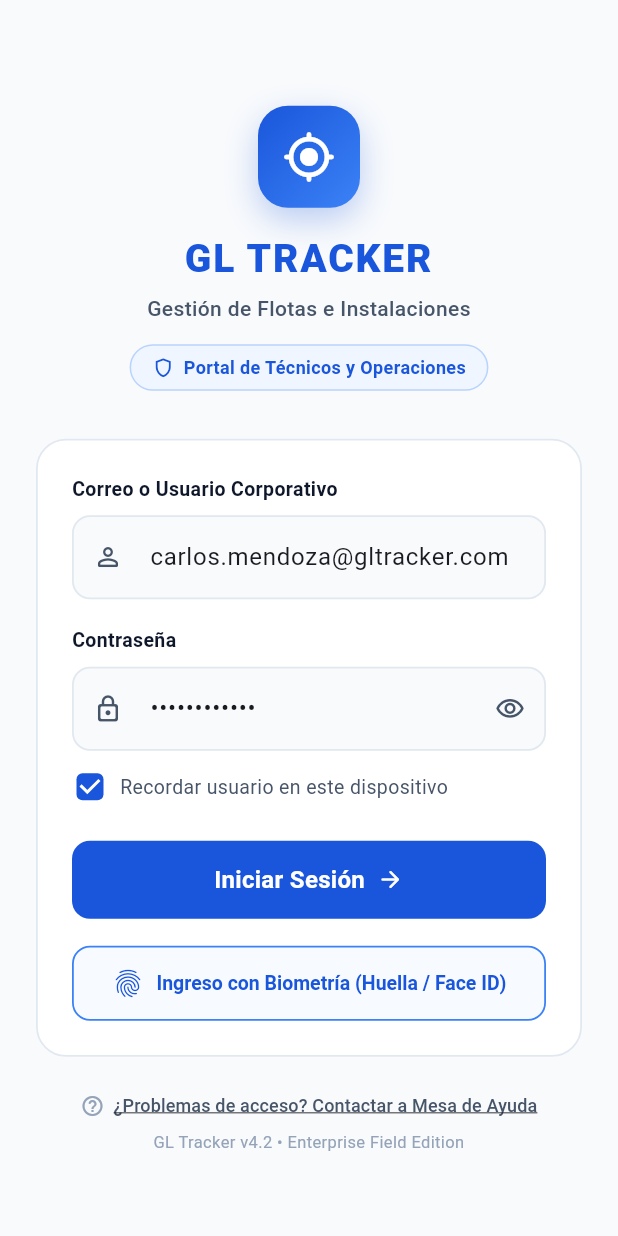
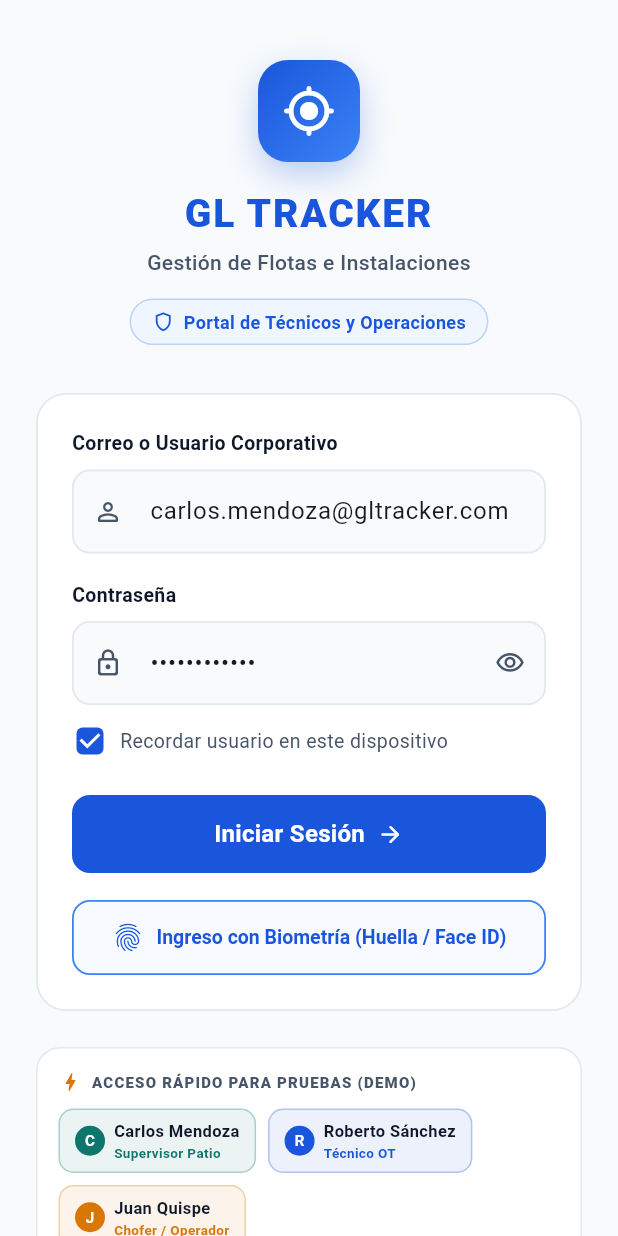
Before and after one commit to MindStackDev/fleet-tech-mobile, a Flutter app: the screen it shows after launch, on a phone screen of 412 x 824 dp. Run offline on Flutter 3.47's test engine with Material 3 defaults, Android fonts, the phone set to English and light mode, and no system bars; our stand-ins replace dio, flutter_riverpod, flutter_secure_storage, go_router, signature.

Commit message:
feat(auth): add demo user selector for quick role testing

```diff
--- a/lib/features/auth/presentation/login_screen.dart
+++ b/lib/features/auth/presentation/login_screen.dart
@@ -36,11 +36,86 @@ class _LoginScreenState extends ConsumerState<LoginScreen> {
     }
   }
 
+  void _selectDemoUser(String email, String role) {
+    setState(() {
+      _usernameController.text = email;
+      _passwordController.text = 'password123';
+    });
+    ScaffoldMessenger.of(context).showSnackBar(
+      SnackBar(
+        content: Text('Accediendo como $role...'),
+        duration: const Duration(milliseconds: 700),
+        backgroundColor: AppColors.primaryDark,
+      ),
+    );
+    Future.delayed(const Duration(milliseconds: 300), () {
+      if (mounted) {
+        context.go('/home');
+      }
+    });
+  }
+
   Future<void> _handleBiometric() async {
     final success = await ref.read(authProvider.notifier).loginBiometric();
     if (success && mounted) {
       context.go('/home');
     }
+  }
+
+  Widget _buildDemoChip({
+    required String name,
+    required String role,
+    required Color color,
+    required VoidCallback onTap,
+  }) {
+    return InkWell(
+      onTap: onTap,
+      borderRadius: BorderRadius.circular(10),
+      child: Container(
+        padding: const EdgeInsets.symmetric(horizontal: 10, vertical: 6),
+        decoration: BoxDecoration(
+          color: color.withValues(alpha: 0.08),
+          borderRadius: BorderRadius.circular(10),
+          border: Border.all(color: color.withValues(alpha: 0.3)),
+        ),
+        child: Row(
+          mainAxisSize: MainAxisSize.min,
+          children: [
+            CircleAvatar(
+              radius: 10,
+              backgroundColor: color,
+              child: Text(
+                name.isNotEmpty ? name[0] : 'U',
+                style: const TextStyle(fontSize: 10, color: Colors.white, fontWeight: FontWeight.bold),
+              ),
+            ),
+            const SizedBox(width: 6),
+            Column(
+              crossAxisAlignment: CrossAxisAlignment.start,
+              mainAxisSize: MainAxisSize.min,
+              children: [
+                Text(
+                  name,
+                  style: const TextStyle(
+                    fontSize: 11,
+                    fontWeight: FontWeight.w700,
+                    color: AppColors.textPrimary,
+                  ),
+                ),
+                Text(
+                  role,
+                  style: TextStyle(
+                    fontSize: 9,
+                    fontWeight: FontWeight.w600,
+                    color: color,
+                  ),
+                ),
+              ],
+            ),
+          ],
+        ),
+      ),
+    );
   }
 
   @override
@@ -307,6 +382,61 @@ class _LoginScreenState extends ConsumerState<LoginScreen> {
                     ),
                   ),
                   const SizedBox(height: 24),
+                  // Quick Demo Roles Section
+                  Container(
+                    padding: const EdgeInsets.all(14),
+                    decoration: BoxDecoration(
+                      color: Colors.white,
+                      borderRadius: BorderRadius.circular(16),
+                      border: Border.all(color: AppColors.border),
+                    ),
+                    child: Column(
+                      crossAxisAlignment: CrossAxisAlignment.start,
+                      children: [
+                        const Row(
+                          children: [
+                            Icon(Icons.bolt_rounded, size: 16, color: Color(0xFFD97706)),
+                            SizedBox(width: 6),
+                            Text(
+                              'ACCESO RÁPIDO PARA PRUEBAS (DEMO)',
+                              style: TextStyle(
+                                fontSize: 10,
+                                fontWeight: FontWeight.w800,
+                                color: AppColors.textSecondary,
+                                letterSpacing: 0.8,
+                              ),
+                            ),
+                          ],
+                        ),
+                        const SizedBox(height: 10),
+                        Wrap(
+                          spacing: 8,
+                          runSpacing: 8,
+                          children: [
+                            _buildDemoChip(
+                              name: 'Carlos Mendoza',
+                              role: 'Supervisor Patio',
+                              color: const Color(0xFF0F766E),
+                              onTap: () => _selectDemoUser('supervisor@fleettech.pe', 'Carlos Mendoza (Supervisor)'),
+                            ),
+                            _buildDemoChip(
+                              name: 'Roberto Sánchez',
+                              role: 'Técnico OT',
+                              color: AppColors.primaryDark,
+                              onTap: () => _selectDemoUser('roberto.sanchez@gltracker.com', 'Roberto Sánchez (Técnico)'),
+                            ),
+                            _buildDemoChip(
+                              name: 'Juan Quispe',
+                              role: 'Chofer / Operador',
+                              color: const Color(0xFFD97706),
+                              onTap: () => _selectDemoUser('juan.quispe@gltracker.com', 'Juan Quispe (Chofer)'),
+                            ),
+                          ],
+                        ),
+                      ],
+                    ),
+                  ),
+                  const SizedBox(height: 20),
                   // Footer Help Text
                   Wrap(
                     alignment: WrapAlignment.center,
```
